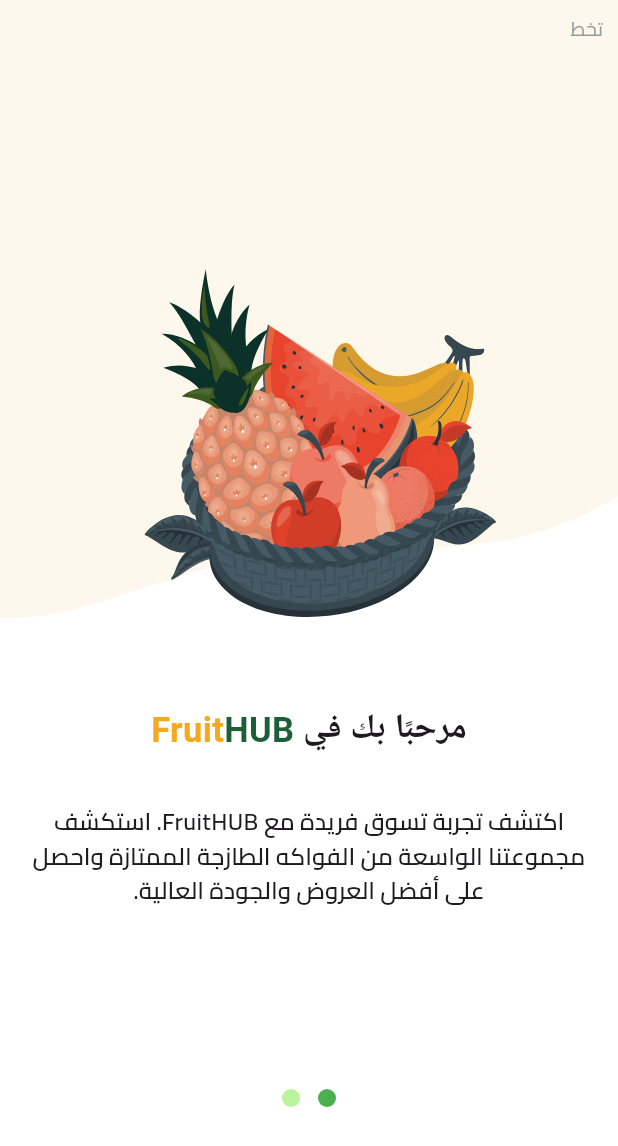
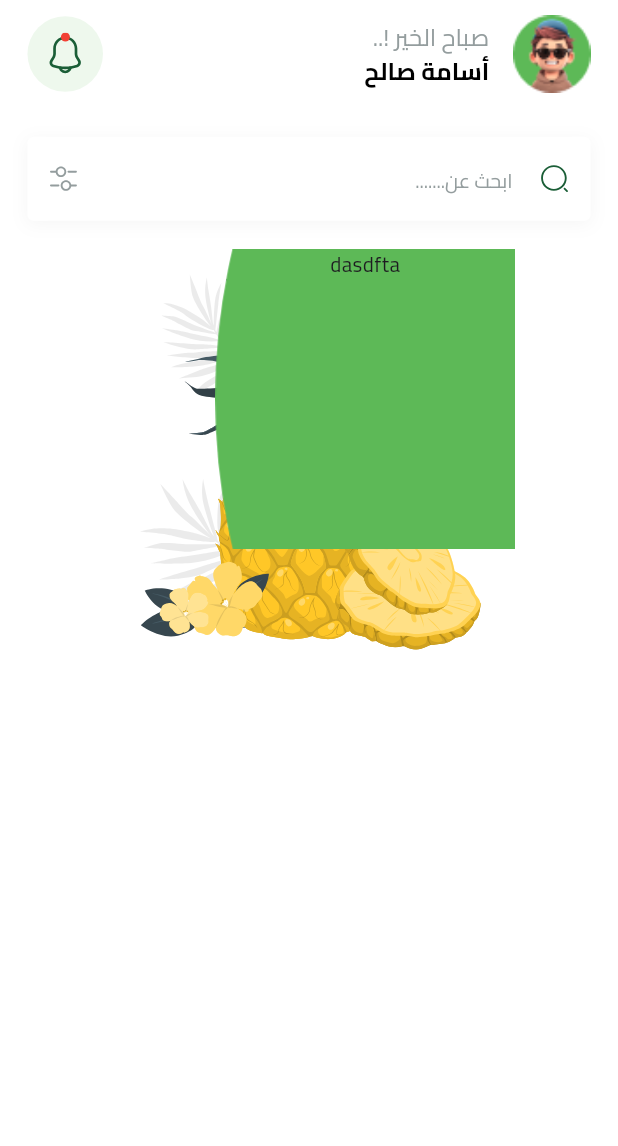
Before and after one commit to Osama-Saleh/Frutella, a Flutter app: the screen it shows after launch, on a phone screen of 412 x 824 dp. Shown: the top 1146 px of the screen. Run offline on Flutter 3.47's test engine with Material 3 defaults, Android fonts, the phone set to English and light mode, and no system bars; drawn by our look-alikes of dots_indicator; our stand-ins replace bloc, cloud_firestore, easy_localization, firebase_auth, firebase_core, flutter_bloc and 6 more; missing offline and left inert: dart_either; accounts and stored records are empty.

Commit message:
create app bar -create search filter -create feature items not finished

```diff
--- a/lib/core/helper/on_generate_rout.dart
+++ b/lib/core/helper/on_generate_rout.dart
@@ -1,6 +1,7 @@
 import 'package:flutter/material.dart';
-import 'package:fruit/features/auth/presentation/view/login_view.dart';
+import 'package:fruit/features/auth/presentation/view/singin_view.dart';
 import 'package:fruit/features/auth/presentation/view/signup_view.dart';
+import 'package:fruit/features/home/presentation/views/home_view.dart';
 import 'package:fruit/features/on_boarding/presentation/view/on_boarding_view.dart';
 import 'package:fruit/features/splash/presentation/view/splash_view.dart';
 
@@ -8,8 +9,9 @@ import 'package:fruit/features/splash/presentation/view/splash_view.dart';
 class OnGenerateRout {
   static const String splashRoutName = 'splash';
   static const String onBoardingView = 'onBoardingView';
-  static const String loginView = 'loginView';
+  static const String signIn = 'signIn';
   static const String signUpView = 'signUpView';
+  static const String homeView = 'homeView';
 static  Route<dynamic> onGenerateRoute(RouteSettings setting) {
     switch (setting.name) {
       case OnGenerateRout.splashRoutName:
@@ -20,13 +22,17 @@ static  Route<dynamic> onGenerateRoute(RouteSettings setting) {
         return MaterialPageRoute(
           builder: (context) => OnBoardingView(),
         );
-      case OnGenerateRout.loginView:
+      case OnGenerateRout.signIn:
         return MaterialPageRoute(
-          builder: (context) => LogInView(),
+          builder: (context) => SingInView(),
         );
       case OnGenerateRout.signUpView:
         return MaterialPageRoute(
           builder: (context) => SignUpView(),
+        );
+      case OnGenerateRout.homeView:
+        return MaterialPageRoute(
+          builder: (context) => HomeView(),
         );
       default:
         return MaterialPageRoute(
--- a/lib/core/utils/app_colors.dart
+++ b/lib/core/utils/app_colors.dart
@@ -3,5 +3,6 @@ import 'package:flutter/material.dart';
 class AppColors {
   static const Color primaryColor = Color(0xff1B5E37);
   static const Color lightPrimaryColor = Color(0xff2E9F5D);
+  static const Color grayColor = Color(0xff949D9E);
 
 }
--- a/lib/core/utils/app_images.dart
+++ b/lib/core/utils/app_images.dart
@@ -5,6 +5,26 @@ class Assets {
   /// Assets for imagesAppImage
   /// assets/images/app_image.png
   static const String imagesAppImage = "assets/images/app_image.png";
+
+  /// Assets for imagesHomeBackgroundFeatersItem
+  /// assets/images/home/background_featers_item.svg
+  static const String imagesHomeBackgroundFeatersItem = "assets/images/home/background_featers_item.svg";
+
+  /// Assets for imagesHomeNotification
+  /// assets/images/home/notification.svg
+  static const String imagesHomeNotification = "assets/images/home/notification.svg";
+
+  /// Assets for imagesHomeProfileImage
+  /// assets/images/home/profile_image.png
+  static const String imagesHomeProfileImage = "assets/images/home/profile_image.png";
+
+  /// Assets for imagesHomeSearch
+  /// assets/images/home/search.svg
+  static const String imagesHomeSearch = "assets/images/home/search.svg";
+
+  /// Assets for imagesHomeSearchFilter
+  /// assets/images/home/search_filter.svg
+  static const String imagesHomeSearchFilter = "assets/images/home/search_filter.svg";
 
   /// Assets for imagesOnBoardingBackgroundPage1
   /// assets/images/on_boarding/background_page1.svg
--- a/lib/features/auth/presentation/view/login_view.dart
+++ b/lib/features/auth/presentation/view/singin_view.dart
@@ -13,8 +13,8 @@ import 'package:fruit/features/auth/demain/repos/auth_repo.dart';
 import 'package:fruit/features/auth/presentation/cubit/singin_cubit/signin_cubit.dart';
 import 'package:fruit/features/auth/presentation/widgets/social_media.dart';
 
-class LogInView extends StatelessWidget {
-  LogInView({super.key});
+class SingInView extends StatelessWidget {
+  SingInView({super.key});
   final TextEditingController? emailController = TextEditingController();
   final TextEditingController? passController = TextEditingController();
   @override
@@ -29,9 +29,10 @@ class LogInView extends StatelessWidget {
                   backgroundColor: Colors.green,
                   )
                 );
-              }else if(state.error != null && state.error!.isNotEmpty){
+                Navigator.pushNamedAndRemoveUntil(context, OnGenerateRout.homeView, (route) => false);
+              }else if(state.error.isNotEmpty){
                 ScaffoldMessenger.of(context).showSnackBar(
-                  SnackBar(content: Text(state.error!))
+                  SnackBar(content: Text(state.error))
                 );
               }
         },
--- /dev/null
+++ b/lib/features/home/presentation/views/home_view.dart
@@ -0,0 +1,14 @@
+import 'package:flutter/material.dart';
+import 'package:flutter/widgets.dart';
+import 'package:fruit/features/home/presentation/widgets/home_view_body.dart';
+
+class HomeView extends StatelessWidget {
+  const HomeView({super.key});
+
+  @override
+  Widget build(BuildContext context) {
+    return Scaffold(
+      body: SafeArea(child: HomeViewBody()),
+    );
+  }
+}
--- /dev/null
+++ b/lib/features/home/presentation/widgets/custom_home_app_bar.dart
@@ -0,0 +1,41 @@
+import 'package:flutter/material.dart';
+import 'package:flutter/widgets.dart';
+import 'package:flutter_screenutil/flutter_screenutil.dart';
+import 'package:flutter_svg/flutter_svg.dart';
+import 'package:fruit/core/utils/app_colors.dart';
+import 'package:fruit/core/utils/app_images.dart';
+import 'package:fruit/core/utils/app_text_styles.dart';
+
+class CustomHomeAppBar extends StatelessWidget {
+  const CustomHomeAppBar({super.key});
+
+  @override
+  Widget build(BuildContext context) {
+    return ListTile(
+      contentPadding: EdgeInsets.zero,
+      leading: Image.asset(
+        Assets.imagesHomeProfileImage,
+        width: 45.w,
+        height: 45.w,
+        fit: BoxFit.fill
+      ),
+      trailing: CircleAvatar(
+          radius: 22.r,
+          backgroundColor: Color(0xffEEF8ED),
+          child: SvgPicture.asset(
+            Assets.imagesHomeNotification,
+            width: 25.w,
+          )),
+      title: Text(
+        'صباح الخير !..',
+        style: AppTextStyles.regular16.copyWith(
+          color: AppColors.grayColor,
+        ),
+      ),
+      subtitle: Text('أسامة صالح',
+          style: AppTextStyles.bold16.copyWith(
+            color: Colors.black,
+          )),
+    );
+  }
+}
--- /dev/null
+++ b/lib/features/home/presentation/widgets/custom_search_text_form_field.dart
@@ -0,0 +1,82 @@
+import 'package:flutter/material.dart';
+import 'package:flutter_svg/flutter_svg.dart';
+import 'package:fruit/core/utils/app_colors.dart';
+import 'package:fruit/core/utils/app_images.dart';
+import 'package:fruit/core/utils/app_text_styles.dart';
+
+class CustomSearchTextFormField extends StatelessWidget {
+  final TextEditingController? controller;
+  final String? Function(String?)? validator;
+  final TextInputType? keyboardType;
+  final bool? obscureText;
+  final Widget? suffixIcon;
+  final Widget? prefixIcon;
+  final String hintText;
+
+  const CustomSearchTextFormField({
+    super.key,
+    required this.controller,
+    this.validator,
+    this.keyboardType,
+    this.obscureText,
+    this.suffixIcon,
+    this.prefixIcon,
+    required this.hintText,
+  });
+
+  @override
+  Widget build(BuildContext context) {
+    return Container(
+      decoration: BoxDecoration(
+        boxShadow: [
+          BoxShadow(
+            color: Color(0x0A000000),
+            blurRadius: 9,
+            offset: Offset(0, 2),
+          ),
+        ],
+      ),
+      child: TextFormField(
+        controller: controller,
+        validator: (value) {
+          if (value == null || value.isEmpty) {
+            return 'هذا الحقل مطلوب';
+          }
+          return null;
+        },
+        keyboardType: keyboardType,
+        obscureText: obscureText ?? false,
+        decoration: InputDecoration(
+          hintText: hintText,
+          hintStyle: AppTextStyles.regular13.copyWith(color: AppColors.grayColor),
+          suffixIcon: SvgPicture.asset(
+            Assets.imagesHomeSearchFilter,
+            fit: BoxFit.scaleDown,
+          ),
+          prefixIcon: SvgPicture.asset(
+            Assets.imagesHomeSearch,
+            fit: BoxFit.scaleDown,
+          ),
+          filled: true,
+          fillColor: Colors.white,
+          enabledBorder: OutlineInputBorder(
+            borderRadius: BorderRadius.circular(4),
+            borderSide: BorderSide.none,
+          ),
+          focusedBorder: OutlineInputBorder(
+            borderRadius: BorderRadius.circular(4),
+            borderSide: BorderSide.none,
+          ),
+          errorBorder: OutlineInputBorder(
+            borderRadius: BorderRadius.circular(4),
+            borderSide: BorderSide(color: Colors.red),
+          ),
+          focusedErrorBorder: OutlineInputBorder(
+            borderRadius: BorderRadius.circular(4),
+            borderSide: BorderSide(color: Colors.red),
+          ),
+        ),
+      ),
+    );
+  }
+}
--- /dev/null
+++ b/lib/features/home/presentation/widgets/feature_item.dart
@@ -0,0 +1,34 @@
+import 'package:flutter/material.dart';
+import 'package:flutter_svg/svg.dart';
+import 'package:fruit/core/utils/app_images.dart';
+import 'package:flutter_svg_provider/flutter_svg_provider.dart' as svgProvider;
+
+
+class FeatureItem extends StatelessWidget {
+  const FeatureItem({super.key});
+
+  @override
+  Widget build(BuildContext context) {
+    return Stack(
+      children: [
+       SvgPicture.asset(Assets.imagesOnBoardingFruitBasketPage2),
+        Container(
+          width: 200,
+          height: 200,
+          decoration:BoxDecoration(
+            image: DecorationImage(
+              image: svgProvider.Svg(Assets.imagesHomeBackgroundFeatersItem),
+              fit: BoxFit.fill,
+            ),
+
+          ) ,
+          child: Column(
+            children: [
+              Text('dasdfta')
+            ],
+          ),
+        ),
+      ],
+    );
+  }
+}
--- /dev/null
+++ b/lib/features/home/presentation/widgets/home_view_body.dart
@@ -0,0 +1,32 @@
+import 'package:flutter/material.dart';
+import 'package:flutter/widgets.dart';
+import 'package:flutter_screenutil/flutter_screenutil.dart';
+import 'package:fruit/features/home/presentation/widgets/custom_home_app_bar.dart';
+import 'package:fruit/features/home/presentation/widgets/custom_search_text_form_field.dart';
+import 'package:fruit/features/home/presentation/widgets/feature_item.dart';
+
+class HomeViewBody extends StatelessWidget {
+   HomeViewBody({super.key});
+final TextEditingController? controller = TextEditingController();
+  @override
+  Widget build(BuildContext context) {
+    return CustomScrollView(
+      slivers: [
+        SliverToBoxAdapter(
+          child: Padding(
+            padding: const EdgeInsets.symmetric(horizontal: 16.0).w,
+            child: Column(
+              spacing: 16.h,
+              children: [
+                CustomHomeAppBar(),
+                CustomSearchTextFormField(controller: controller, hintText: 'ابحث عن.......'),
+                FeatureItem(),
+
+              ],
+            ),
+          ),
+        )
+      ],
+    );
+  }
+}
--- a/lib/features/on_boarding/presentation/view/on_boarding_view.dart
+++ b/lib/features/on_boarding/presentation/view/on_boarding_view.dart
@@ -103,7 +103,7 @@ class _OnBoardingViewState extends State<OnBoardingView> {
               child: ElevatedButton(
                 onPressed: () {
                   Navigator.pushReplacementNamed(
-                      context, OnGenerateRout.loginView);
+                      context, OnGenerateRout.signIn);
                   SharedPrefrencesService.setBool(
                       AppConstant.onBoardingKey, true);
                 },
--- a/lib/features/on_boarding/presentation/view/widgets/custom_page1.dart
+++ b/lib/features/on_boarding/presentation/view/widgets/custom_page1.dart
@@ -47,7 +47,7 @@ class CustomPage extends StatelessWidget {
                 ),
                 InkWell(
                   onTap: () {
-                        Navigator.pushReplacementNamed(context, OnGenerateRout.loginView);
+                        Navigator.pushReplacementNamed(context, OnGenerateRout.signIn);
                         SharedPrefrencesService.setBool(AppConstant.onBoardingKey, true);
                       },
                   child: Visibility(
--- a/lib/features/splash/presentation/view/splash_view.dart
+++ b/lib/features/splash/presentation/view/splash_view.dart
@@ -20,7 +20,8 @@ class _SplashViewState extends State<SplashView> {
       Duration(seconds: 3),
       () => Navigator.pushReplacementNamed(
         context,
-        isViewed ? OnGenerateRout.loginView : OnGenerateRout.onBoardingView,
+         OnGenerateRout.homeView,
+        // isViewed ? OnGenerateRout.signIn : OnGenerateRout.onBoardingView,
       ),
     );
     super.initState();
--- a/pubspec.yaml
+++ b/pubspec.yaml
@@ -46,6 +46,7 @@ dependencies:
   get_it: ^8.2.0
   modal_progress_hud_nsn: ^0.5.1
   cloud_firestore: ^6.0.3
+  flutter_svg_provider: ^1.0.7
 
 dev_dependencies:
   flutter_test:
@@ -79,6 +80,7 @@ flutter:
     - assets/images/on_boarding/
     - assets/lang/
     - assets/images/svg/auth/
+    - assets/images/home/
   #   - images/a_dot_ham.jpeg
 
   # An image asset can refer to one or more resolution-specific "variants", see
```
Also changed, not shown: assets/images/home/background_featers_item.svg (added), assets/images/home/notification.svg (added), assets/images/home/profile_image.png (added), assets/images/home/search.svg (added), assets/images/home/search_filter.svg (added), pubspec.lock.
